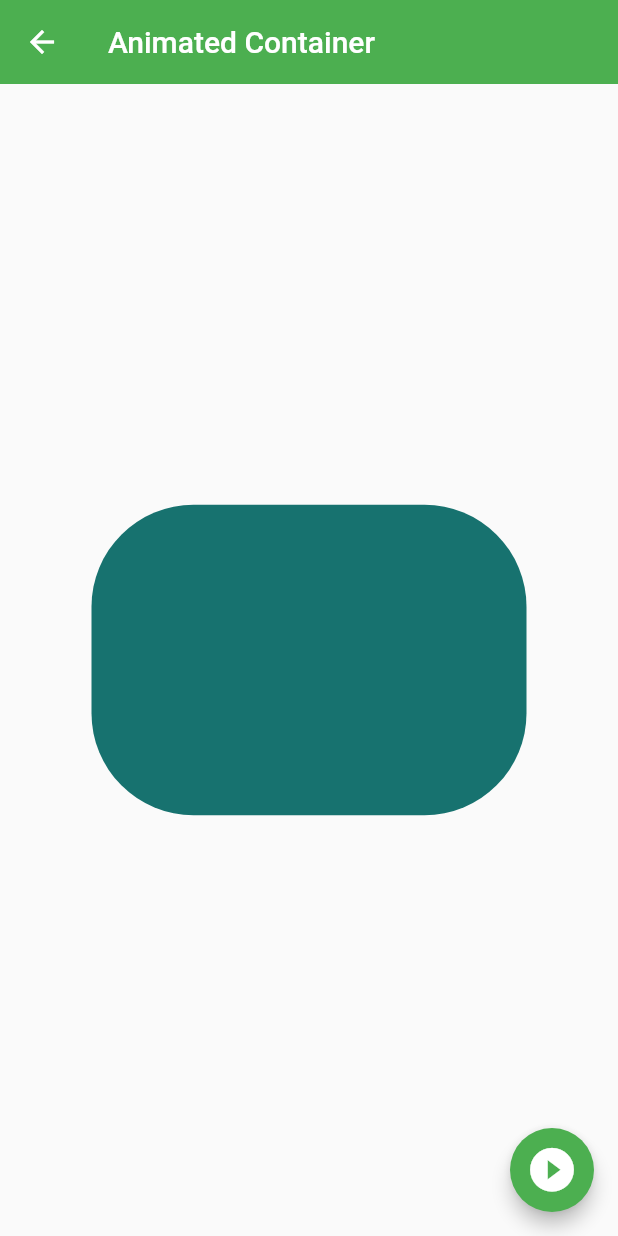
After one commit to agustinruiz/flutter, a Flutter app: the AnimatedScreen screen opened by its route, after a tap on the "play circle filled" icon, on a phone screen of 412 x 824 dp. The commit adds this screen. Run offline on Flutter 3.47's test engine with Material 2 defaults, Android fonts, the phone set to English and light mode, and no system bars.

Commit message:
Animated container

```diff
--- a/fl_components/lib/router/app_routes.dart
+++ b/fl_components/lib/router/app_routes.dart
@@ -8,18 +8,21 @@ class AppRoutes {
   static const initialRoute = 'home';
 
   static final menuOptions = <MenuOption>[
-    MenuOption(route: 'home', name: 'Home Screen', screen: const HomeScreen(), icon: Icons.home_filled),
+    // MenuOption(route: 'home', name: 'Home Screen', screen: const HomeScreen(), icon: Icons.home_filled),
     MenuOption(route: 'listview1', name: 'List View tipo 1', screen: const ListView1Screen(), icon: Icons.list_alt),
     MenuOption(route: 'listview2', name: 'List View tipo 2', screen: const ListView2Screen(), icon: Icons.list),
     MenuOption(route: 'alert', name: 'Alerts', screen: const AlertScreen(), icon: Icons.add_alert),
     MenuOption(route: 'card', name: 'Cards', screen: const CardScreen(), icon: Icons.credit_card),
     MenuOption(route: 'avatar', name: 'Circle Avatar', screen: const AvatarScreen(), icon: Icons.supervised_user_circle_outlined),
-
+    MenuOption(route: 'animated', name: 'Animated Container', screen: const AnimatedScreen(), icon: Icons.play_circle_fill_outlined),
   ];
 
   static Map<String, Widget Function(BuildContext)> getAppRoutes(){
     // Inicializo la lista que contendra las rutas
     Map<String, Widget Function(BuildContext)> appRoutes = {};
+    // Pongo la ruta de la pagina de home para que se pueda volver
+    appRoutes.addAll({'home': (BuildContext context) => const HomeScreen()});
+
     // Cargo las rutas a la lista
     for (final option in menuOptions) {
       appRoutes.addAll({option.route: (BuildContext context) => option.screen});
--- /dev/null
+++ b/fl_components/lib/screens/animated_screen.dart
@@ -0,0 +1,62 @@
+import 'dart:math' show Random;
+
+import 'package:flutter/material.dart';
+
+class AnimatedScreen extends StatefulWidget {
+
+  const AnimatedScreen({Key? key}) : super(key: key);
+
+  @override
+  State<AnimatedScreen> createState() => _AnimatedScreenState();
+}
+
+class _AnimatedScreenState extends State<AnimatedScreen> {
+
+  double _width = 50;
+  double _height = 50;
+  Color _color = Colors.green;
+  BorderRadiusGeometry _borderRadius = BorderRadius.circular(10);
+
+  void changeShape(){
+    final random = Random();
+
+    _width = random.nextInt(300).toDouble() + 70;
+    _height = random.nextInt(300).toDouble() + 70;
+    _color = Color.fromRGBO(
+      random.nextInt(255),
+      random.nextInt(255),
+      random.nextInt(255),
+      1
+    );
+    _borderRadius = BorderRadius.circular(random.nextInt(100).toDouble() + 10); // el +10 es para que no me de cero lo cual daria error. entonces el minimo es 10
+
+    setState(() {
+
+    });
+  }
+
+  @override
+  Widget build(BuildContext context) {
+    return Scaffold(
+      appBar: AppBar(
+        title: const Text('Animated Container'),
+      ),
+      body: Center(
+         child: AnimatedContainer( // Para animar las variaciones en las formas del contenedor
+           duration: const Duration(milliseconds: 400), // cuanto tiempo quiero que tarde en animar del estado anterior al nuevo
+           curve: Curves.easeInOutCubic, // Varia el efecto que se le da a la animacion
+           width: _width,
+           height: _height,
+           decoration: BoxDecoration(
+             color: _color,
+             borderRadius: _borderRadius
+           ),
+         ),
+      ),
+      floatingActionButton: FloatingActionButton(
+        child: const Icon(Icons.play_circle_fill_outlined, size: 35,),
+        onPressed: changeShape,
+      ),
+    );
+  }
+}
--- a/fl_components/lib/screens/screens.dart
+++ b/fl_components/lib/screens/screens.dart
@@ -2,6 +2,7 @@
 // Este archivo usualmente tiene el mismo nombre de la carpeta
 // Dentro de este archivo generalmente ponemos todos los archivos de la carpeta
 export 'package:fl_components/screens/alert_screen.dart';
+export 'package:fl_components/screens/animated_screen.dart';
 export 'package:fl_components/screens/avatar_screen.dart';
 export 'package:fl_components/screens/card_screen.dart';
 export 'package:fl_components/screens/home_screen.dart';
```
